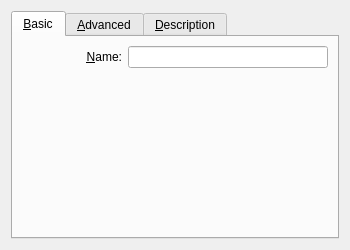
Before: the Qt Designer form vbox/src/VBox/Frontends/VirtualBox/src/settings/machine/UIMachineSettingsGeneral.ui in jljuxgm/vboxgit, drawn with Qt 5.
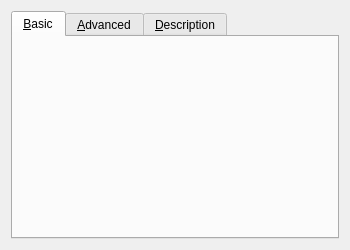
After: the same form once the commit is applied. Custom widgets are drawn as their Qt base class.

Commit message:
commit_41387 ------------------------------------------------------------------------ r41387 | vboxsync | 2012-05-22 18:42:51 +0800 (Tue, 22 May 2012) | 1 line
FE/Qt: Reworking VBoxOSTypeSelectorWidget into UINameAndSystemEditor. Using it in General page of VM settings and 1st page of Create VM wizard.
------------------------------------------------------------------------

What changed in the file:
```diff
--- a/vbox/src/VBox/Frontends/VirtualBox/src/settings/machine/UIMachineSettingsGeneral.ui
+++ b/vbox/src/VBox/Frontends/VirtualBox/src/settings/machine/UIMachineSettingsGeneral.ui
@@ -37,33 +37,7 @@
         <number>0</number>
        </property>
        <item>
-        <widget class="VBoxOSTypeSelectorWidget" native="1" name="mOSTypeSelector" >
-         <layout class="QGridLayout" name="mLtOSTypeSelector" >
-          <property name="margin" >
-           <number>0</number>
-          </property>
-          <item row="0" column="0" >
-           <widget class="QLabel" name="mLbName" >
-            <property name="text" >
-             <string>&amp;Name:</string>
-            </property>
-            <property name="alignment" >
-             <set>Qt::AlignRight|Qt::AlignTrailing|Qt::AlignVCenter</set>
-            </property>
-            <property name="buddy" >
-             <cstring>mLeName</cstring>
-            </property>
-           </widget>
-          </item>
-          <item row="0" column="1" colspan="2" >
-           <widget class="QLineEdit" name="mLeName" >
-            <property name="whatsThis" >
-             <string>Displays the name of the virtual machine.</string>
-            </property>
-           </widget>
-          </item>
-         </layout>
-        </widget>
+        <widget class="UINameAndSystemEditor" native="1" name="m_pNameAndSystemEditor" />
        </item>
        <item>
         <spacer name="mSpVer1" >
@@ -277,9 +251,9 @@
  </widget>
  <customwidgets>
   <customwidget>
-   <class>VBoxOSTypeSelectorWidget</class>
+   <class>UINameAndSystemEditor</class>
    <extends>QWidget</extends>
-   <header>VBoxOSTypeSelectorWidget.h</header>
+   <header>UINameAndSystemEditor.h</header>
   </customwidget>
   <customwidget>
    <class>VBoxFilePathSelectorWidget</class>
```
The commit also changes 11 other files.
